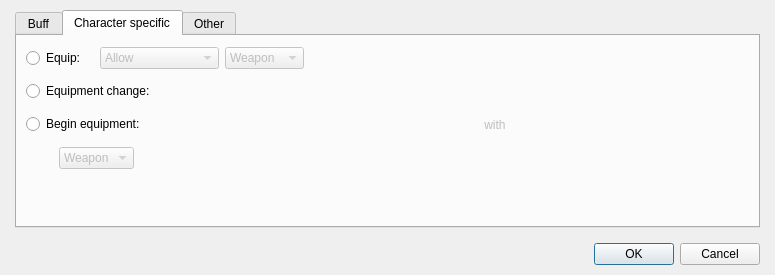
Old version of the form Dialogs/Systems/dialogsystemcaracteristic.ui in the repository RPG-Paper-Maker/RPG-Paper-Maker.
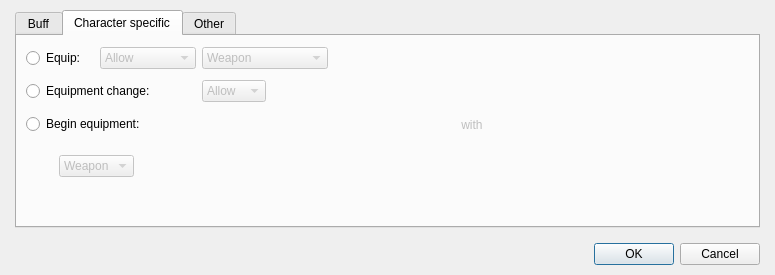
New version of the form. The open tabs and pages were chosen to show the change. Custom widgets are drawn as their Qt base class.

Patch:
```diff
--- a/Dialogs/Systems/dialogsystemcaracteristic.ui
+++ b/Dialogs/Systems/dialogsystemcaracteristic.ui
@@ -321,7 +321,7 @@
         </attribute>
         <layout class="QGridLayout" name="gridLayout_8">
          <item row="0" column="0">
-          <layout class="QGridLayout" name="gridLayout_7" rowstretch="0,0,0,0,1">
+          <layout class="QGridLayout" name="gridLayout_7">
            <item row="0" column="0" colspan="2">
             <widget class="QRadioButton" name="radioButtonEquip">
              <property name="text">
@@ -346,7 +346,7 @@
              </item>
             </widget>
            </item>
-           <item row="0" column="4">
+           <item row="0" column="4" colspan="2">
             <widget class="QComboBox" name="comboBoxEquipWeaponArmor">
              <property name="enabled">
               <bool>false</bool>
@@ -363,7 +363,7 @@
              </item>
             </widget>
            </item>
-           <item row="0" column="5" colspan="4">
+           <item row="0" column="6" colspan="5">
             <widget class="QWidget" name="widget_3" native="true">
              <property name="minimumSize">
               <size>
@@ -407,14 +407,14 @@
              </layout>
             </widget>
            </item>
-           <item row="0" column="9">
+           <item row="0" column="11">
             <spacer name="horizontalSpacer_6">
              <property name="orientation">
               <enum>Qt::Horizontal</enum>
              </property>
              <property name="sizeHint" stdset="0">
               <size>
-               <width>138</width>
+               <width>178</width>
                <height>20</height>
               </size>
              </property>
@@ -427,7 +427,24 @@
              </property>
             </widget>
            </item>
-           <item row="1" column="4" colspan="3">
+           <item row="1" column="4">
+            <widget class="QComboBox" name="comboBoxEquipmentChange">
+             <property name="enabled">
+              <bool>false</bool>
+             </property>
+             <item>
+              <property name="text">
+               <string>Allow</string>
+              </property>
+             </item>
+             <item>
+              <property name="text">
+               <string>Forbid</string>
+              </property>
+             </item>
+            </widget>
+           </item>
+           <item row="1" column="5" colspan="5">
             <widget class="PanelPrimitiveValue" name="panelPrimitiveValueEquipmentChangeID" native="true">
              <property name="enabled">
               <bool>false</bool>
@@ -446,14 +463,14 @@
              </property>
             </widget>
            </item>
-           <item row="1" column="7" colspan="3">
+           <item row="1" column="10" colspan="2">
             <spacer name="horizontalSpacer_7">
              <property name="orientation">
               <enum>Qt::Horizontal</enum>
              </property>
              <property name="sizeHint" stdset="0">
               <size>
-               <width>238</width>
+               <width>208</width>
                <height>20</height>
               </size>
              </property>
@@ -466,7 +483,7 @@
              </property>
             </widget>
            </item>
-           <item row="2" column="4" colspan="3">
+           <item row="2" column="4" colspan="4">
             <widget class="PanelPrimitiveValue" name="panelPrimitiveValueBeginEquipmentID" native="true">
              <property name="enabled">
               <bool>false</bool>
@@ -485,7 +502,7 @@
              </property>
             </widget>
            </item>
-           <item row="2" column="7">
+           <item row="2" column="8">
             <widget class="QLabel" name="labelWith">
              <property name="enabled">
               <bool>false</bool>
@@ -495,14 +512,14 @@
              </property>
             </widget>
            </item>
-           <item row="2" column="8" colspan="2">
+           <item row="2" column="9" colspan="3">
             <spacer name="horizontalSpacer_8">
              <property name="orientation">
               <enum>Qt::Horizontal</enum>
              </property>
              <property name="sizeHint" stdset="0">
               <size>
-               <width>198</width>
+               <width>238</width>
                <height>20</height>
               </size>
              </property>
@@ -538,7 +555,7 @@
              </item>
             </widget>
            </item>
-           <item row="3" column="3" colspan="3">
+           <item row="3" column="3" colspan="4">
             <widget class="PanelPrimitiveValue" name="panelPrimitiveValueBeginWeaponArmorID" native="true">
              <property name="enabled">
               <bool>false</bool>
@@ -557,7 +574,7 @@
              </property>
             </widget>
            </item>
-           <item row="3" column="6" colspan="4">
+           <item row="3" column="7" colspan="5">
             <spacer name="horizontalSpacer_9">
              <property name="orientation">
               <enum>Qt::Horizontal</enum>
@@ -570,7 +587,7 @@
              </property>
             </spacer>
            </item>
-           <item row="4" column="0" colspan="10">
+           <item row="4" column="0" colspan="12">
             <spacer name="horizontalSpacer_10">
              <property name="orientation">
               <enum>Qt::Horizontal</enum>
```
Left out of the diff: 4 changed lines with no effect on the pictures.
